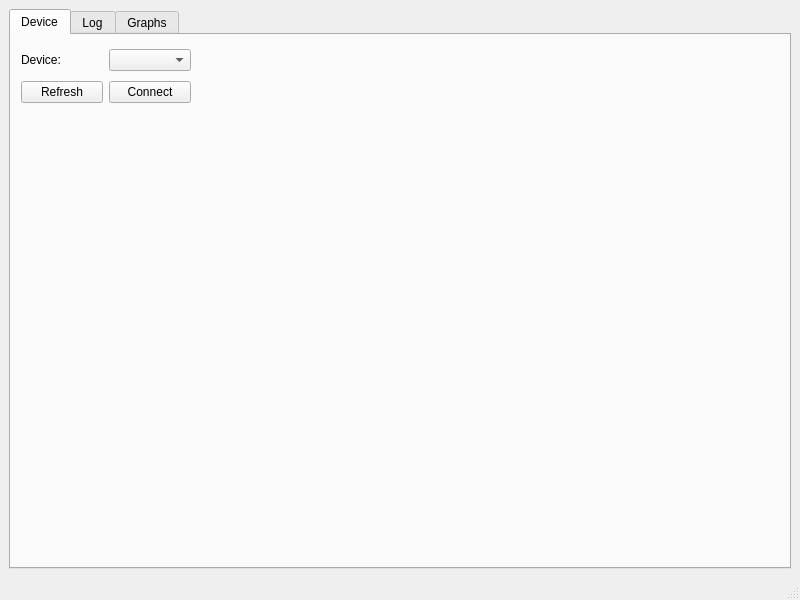
The window that um25/mainwindow.ui (svenssonjoel/ScriptableTester) describes before a commit, drawn with Qt 5.
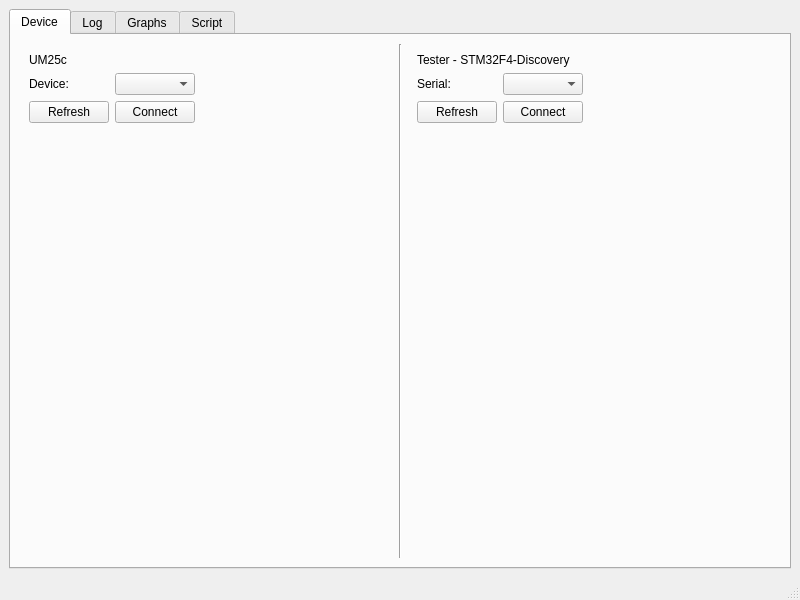
The same window after the commit. Custom widgets are drawn as their Qt base class.

The edit to the form file:
```diff
--- a/um25/mainwindow.ui
+++ b/um25/mainwindow.ui
@@ -15,7 +15,7 @@
   </property>
   <widget class="QWidget" name="centralwidget">
    <layout class="QGridLayout" name="gridLayout">
-    <item row="1" column="0">
+    <item row="0" column="0">
      <widget class="QTabWidget" name="tabWidget">
       <property name="currentIndex">
        <number>0</number>
@@ -24,17 +24,35 @@
        <attribute name="title">
         <string>Device</string>
        </attribute>
-       <widget class="QWidget" name="layoutWidget">
-        <property name="geometry">
-         <rect>
-          <x>10</x>
-          <y>10</y>
-          <width>170</width>
-          <height>62</height>
-         </rect>
-        </property>
-        <layout class="QVBoxLayout" name="verticalLayout">
+       <layout class="QGridLayout" name="gridLayout_7">
+        <item row="0" column="0">
+         <layout class="QHBoxLayout" name="horizontalLayout_6">
          <item>
+           <widget class="QWidget" name="widget" native="true">
+            <layout class="QGridLayout" name="gridLayout_5">
+             <item row="2" column="0">
+              <spacer name="verticalSpacer">
+               <property name="orientation">
+                <enum>Qt::Vertical</enum>
+               </property>
+               <property name="sizeHint" stdset="0">
+                <size>
+                 <width>20</width>
+                 <height>40</height>
+                </size>
+               </property>
+              </spacer>
+             </item>
+             <item row="0" column="0">
+              <widget class="QLabel" name="label_2">
+               <property name="text">
+                <string>UM25c</string>
+               </property>
+              </widget>
+             </item>
+             <item row="1" column="0">
+              <layout class="QGridLayout" name="gridLayout_4">
+               <item row="0" column="0">
           <layout class="QHBoxLayout" name="horizontalLayout">
            <item>
             <widget class="QLabel" name="label">
@@ -48,7 +66,7 @@
            </item>
           </layout>
          </item>
-         <item>
+               <item row="1" column="0">
           <layout class="QHBoxLayout" name="horizontalLayout_2">
            <item>
             <widget class="QPushButton" name="devRefreshPushButton">
@@ -67,7 +85,115 @@
           </layout>
          </item>
         </layout>
-       </widget>
+             </item>
+             <item row="1" column="1">
+              <spacer name="horizontalSpacer_2">
+               <property name="orientation">
+                <enum>Qt::Horizontal</enum>
+               </property>
+               <property name="sizeHint" stdset="0">
+                <size>
+                 <width>40</width>
+                 <height>20</height>
+                </size>
+               </property>
+              </spacer>
+             </item>
+            </layout>
+           </widget>
+          </item>
+          <item>
+           <widget class="Line" name="line">
+            <property name="orientation">
+             <enum>Qt::Vertical</enum>
+            </property>
+           </widget>
+          </item>
+          <item>
+           <widget class="QWidget" name="widget_2" native="true">
+            <layout class="QGridLayout" name="gridLayout_6">
+             <item row="1" column="0">
+              <layout class="QVBoxLayout" name="verticalLayout">
+               <item>
+                <layout class="QHBoxLayout" name="horizontalLayout_4">
+                 <item>
+                  <widget class="QLabel" name="label_3">
+                   <property name="text">
+                    <string>Serial:</string>
+                   </property>
+                  </widget>
+                 </item>
+                 <item>
+                  <widget class="QComboBox" name="testerSelectComboBox"/>
+                 </item>
+                </layout>
+               </item>
+               <item>
+                <layout class="QHBoxLayout" name="horizontalLayout_5">
+                 <item>
+                  <widget class="QPushButton" name="testerRefreshPushButton">
+                   <property name="text">
+                    <string>Refresh</string>
+                   </property>
+                  </widget>
+                 </item>
+                 <item>
+                  <widget class="QPushButton" name="testerConnectPushButton">
+                   <property name="text">
+                    <string>Connect</string>
+                   </property>
+                  </widget>
+                 </item>
+                </layout>
+               </item>
+              </layout>
+             </item>
+             <item row="1" column="1">
+              <spacer name="horizontalSpacer_3">
+               <property name="orientation">
+                <enum>Qt::Horizontal</enum>
+               </property>
+               <property name="sizeHint" stdset="0">
+                <size>
+                 <width>40</width>
+                 <height>20</height>
+                </size>
+               </property>
+              </spacer>
+             </item>
+             <item row="3" column="0">
+              <spacer name="verticalSpacer_2">
+               <property name="orientation">
+                <enum>Qt::Vertical</enum>
+               </property>
+               <property name="sizeHint" stdset="0">
+                <size>
+                 <width>20</width>
+                 <height>40</height>
+                </size>
+               </property>
+              </spacer>
+             </item>
+             <item row="0" column="0">
+              <widget class="QLabel" name="label_4">
+               <property name="text">
+                <string>Tester - STM32F4-Discovery</string>
+               </property>
+              </widget>
+             </item>
+             <item row="2" column="0">
+              <widget class="QLabel" name="testerStatusLabel">
+               <property name="text">
+                <string/>
+               </property>
+              </widget>
+             </item>
+            </layout>
+           </widget>
+          </item>
+         </layout>
+        </item>
+       </layout>
       </widget>
       <widget class="QWidget" name="tab_2">
        <attribute name="title">
@@ -127,6 +253,58 @@
         </item>
        </layout>
       </widget>
+      <widget class="QWidget" name="tab_4">
+       <attribute name="title">
+        <string>Script</string>
+       </attribute>
+       <layout class="QGridLayout" name="gridLayout_8">
+        <item row="1" column="0">
+         <layout class="QVBoxLayout" name="verticalLayout_4">
+          <item>
+           <layout class="QHBoxLayout" name="horizontalLayout_7">
+            <item>
+             <widget class="QPushButton" name="runScriptPushButton">
+              <property name="text">
+               <string>Run</string>
+              </property>
+             </widget>
+            </item>
+            <item>
+             <widget class="QPushButton" name="loadScriptPushButton">
+              <property name="text">
+               <string>Load</string>
+              </property>
+             </widget>
+            </item>
+            <item>
+             <widget class="QPushButton" name="saveScriptPushButton">
+              <property name="text">
+               <string>Save</string>
+              </property>
+             </widget>
+            </item>
+            <item>
+             <spacer name="horizontalSpacer_4">
+              <property name="orientation">
+               <enum>Qt::Horizontal</enum>
+              </property>
+              <property name="sizeHint" stdset="0">
+               <size>
+                <width>40</width>
+                <height>20</height>
+               </size>
+              </property>
+             </spacer>
+            </item>
+           </layout>
+          </item>
+         </layout>
+        </item>
+        <item row="0" column="0">
+         <widget class="QPlainTextEdit" name="scriptPlainTextEdit"/>
+        </item>
+       </layout>
+      </widget>
      </widget>
     </item>
    </layout>
```
Lines whose indentation alone changed are shown as unchanged.
